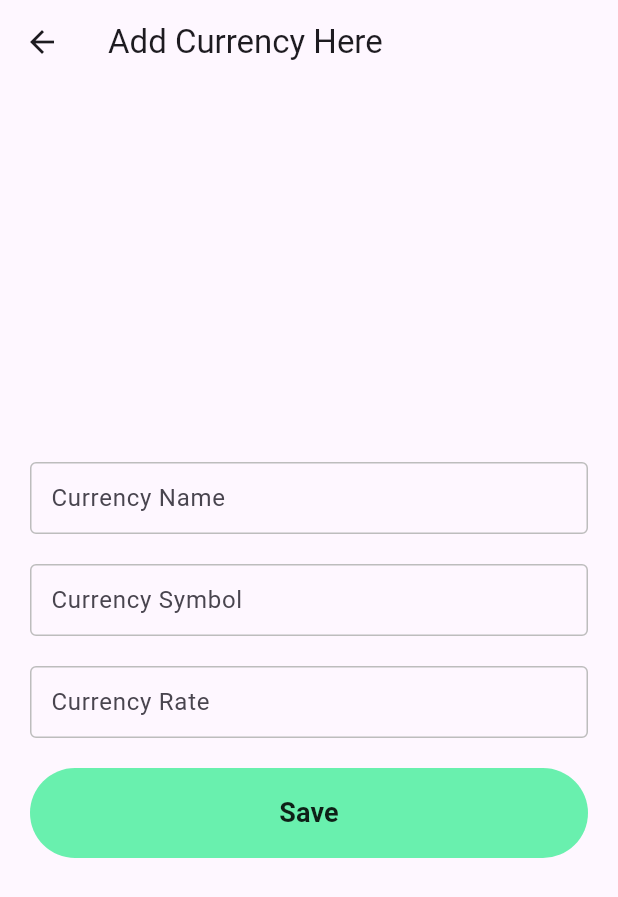
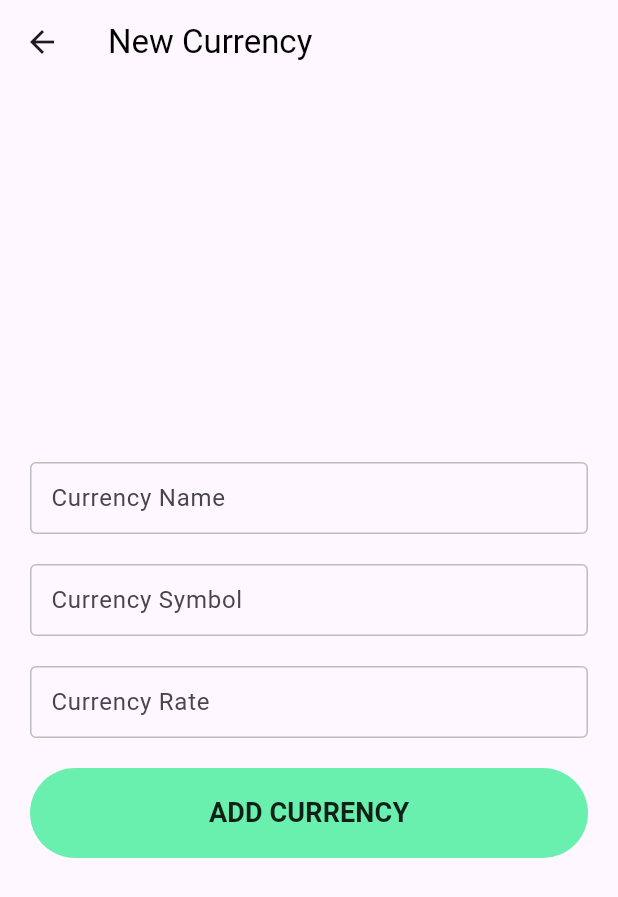
Before and after one commit to ShadenD/task1, a Flutter app: the AddCurr screen opened by its route, on a phone screen of 412 x 824 dp. Shown: the top 897 px of the screen. Run offline on Flutter 3.47's test engine with Material 3 defaults, Android fonts, the phone set to English and light mode, and no system bars; our stand-ins replace animate_do, badges, firebase_auth, firebase_core, firebase_messaging, flutter_local_notifications and 11 more; missing offline and left inert: dart:ffi, date_time, flutter_facebook_auth, flutter_pdfview; accounts and stored records are empty.

Commit message:
first commit

```diff
--- /dev/null
+++ b/lib/controller/notificationController.dart
@@ -0,0 +1,36 @@
+// ignore_for_file: file_names
+
+import 'package:get/get.dart';
+import 'package:welcom/model/notificationMessage.dart';
+
+class NotificationController extends GetxController {
+  RxString titleo = ''.obs;
+  RxString bodyo = ''.obs;
+  Map<String, dynamic> payload = <String, dynamic>{}.obs;
+  RxList v = [].obs;
+  RxInt count = 0.obs;
+
+  values1(NotificationModel notifi) {
+    titleo.value = notifi.title;
+    bodyo.value = notifi.body;
+    payload = notifi.payload;
+    add();
+  }
+
+  add() {
+    v.add(NotificationModel(
+        title: titleo.value, body: bodyo.value, payload: payload));
+  }
+
+  increase() {
+    count.value++;
+  }
+
+  zero() {
+    count.value = 0;
+  }
+
+  decrease() {
+    count.value--;
+  }
+}
--- a/lib/controller/sidebarcontroller.dart
+++ b/lib/controller/sidebarcontroller.dart
@@ -1,5 +1,4 @@
 // ignore_for_file: avoid_print
-
 import 'package:flutter/material.dart';
 import 'package:get/get.dart';
 import 'package:google_sign_in/google_sign_in.dart';
@@ -9,7 +8,6 @@ import 'package:welcom/view/OrderPage.dart';
 import 'package:welcom/view/login2.dart';
 import 'package:welcom/view/signup1.dart';
 import 'package:welcom/view/userPage.dart';
-
 class SideBarController extends GetxController {
   RxInt index = 0.obs;
   RxString text = ''.obs;
@@ -23,7 +21,6 @@ class SideBarController extends GetxController {
     }
     return text.value;
   }
-
   Future<void> handleSignOut() => GoogleSignIn().disconnect();
   logout() {
     return IconButton(
@@ -34,7 +31,6 @@ class SideBarController extends GetxController {
         },
         icon: const Icon(Icons.logout));
   }
-
   add() {
     if (index.value == 0) {
       return IconButton(
@@ -50,4 +46,5 @@ class SideBarController extends GetxController {
     Currency(),
     Orders(),
   ].obs;
+
 }
--- /dev/null
+++ b/lib/model/notificationMessage.dart
@@ -0,0 +1,13 @@
+// ignore_for_file: file_names
+
+class NotificationModel {
+  final String title;
+  final String body;
+  final Map<String, dynamic> payload;
+
+  NotificationModel({
+    required this.title,
+    required this.body,
+    required this.payload,
+  });
+}
--- a/lib/view/CurrencyPage.dart
+++ b/lib/view/CurrencyPage.dart
@@ -2,6 +2,7 @@
 import 'package:flutter/material.dart';
 import 'package:get/get.dart';
 import 'package:welcom/controller/currencyController.dart';
+import 'package:welcom/controller/notificationController.dart';
 import 'package:welcom/view/addCurrency.dart';
 
 // ignore: must_be_immutable
@@ -10,6 +11,8 @@ class Currency extends GetView<CurrencyController> {
   var scaffoldKey2 = GlobalKey<ScaffoldState>();
   TextEditingController teSeach1 = TextEditingController();
   CurrencyController controllerCurrency = Get.put(CurrencyController());
+  NotificationController notificationController =
+      Get.put(NotificationController());
   @override
   Widget build(BuildContext context) {
     return Scaffold(
@@ -20,6 +23,7 @@ class Currency extends GetView<CurrencyController> {
           child: const Icon(Icons.add),
           onPressed: () {
             Get.to(() => AddCurr());
+            // notificationController.decrease();
           }),
       body: Row(children: [
         Expanded(
--- a/lib/view/addCurrency.dart
+++ b/lib/view/addCurrency.dart
@@ -1,8 +1,9 @@
-// ignore_for_file: must_be_immutable, avoid_print, file_names, unnecessary_string_interpolations
-
+// ignore_for_file: must_be_immutable, avoid_print, file_names, unnecessary_string_interpolations, unused_element
 import 'package:flutter/material.dart';
 import 'package:get/get.dart';
+import 'package:welcom/api/firebase_notification.dart';
 import 'package:welcom/controller/currencyController.dart';
+import 'package:welcom/controller/notificationController.dart';
 import 'package:welcom/model/currency.dart';
 
 class AddCurr extends GetView<CurrencyController> {
@@ -11,7 +12,8 @@ class AddCurr extends GetView<CurrencyController> {
   TextEditingController controllerCurrSymbol = TextEditingController();
   TextEditingController controllerRate = TextEditingController();
   CurrencyController controllerCurr = Get.put(CurrencyController());
-
+  NotificationController notificationController =
+      Get.put(NotificationController());
   @override
   Widget build(BuildContext context) {
     if (Get.arguments != null) {
@@ -19,10 +21,21 @@ class AddCurr extends GetView<CurrencyController> {
       controllerCurrSymbol.text = Get.arguments['currencySymbol'];
       controllerRate.text = Get.arguments['rate'];
     }
-
     return Scaffold(
       appBar: AppBar(
-        title: const Text("Add Currency Here"),
+        title: Get.arguments == null
+            ? const Text(
+                'New Currency',
+                style: TextStyle(
+                  color: Colors.black,
+                ),
+              )
+            : const Text(
+                'Edit Currency',
+                style: TextStyle(
+                  color: Colors.black,
+                ),
+              ),
       ),
       body: Container(
         padding: const EdgeInsets.symmetric(horizontal: 20),
@@ -84,15 +97,22 @@ class AddCurr extends GetView<CurrencyController> {
                     currencyName: controllerCurrName.text,
                     currencySymbol: controllerCurrSymbol.text,
                     rate: double.parse(controllerRate.text));
-                // print(currency);
                 print(Get.arguments);
                 if (Get.arguments == null) {
                   await controller.insert('currency', currency1);
+                  await Notifications1()
+                      .sendMessage('hi', 'you add currency', 'aa');
+                  await Notifications1().initNotifications();
+                  notificationController.increase();
                 } else {
                   final int? currencyId =
                       int.parse(Get.arguments!['currencyId']);
                   await controller.updateCurrency(
                       'currency', currency1, currencyId!);
+                  await Notifications1()
+                      .sendMessage('hi', 'you update currency', 'aa');
+                  await Notifications1().initNotifications();
+                  notificationController.increase();
                 }
                 Get.back();
               },
@@ -100,10 +120,13 @@ class AddCurr extends GetView<CurrencyController> {
               elevation: 0,
               shape: RoundedRectangleBorder(
                   borderRadius: BorderRadius.circular(50)),
-              child: const Text(
-                "Save",
-                style: TextStyle(fontWeight: FontWeight.w600, fontSize: 18),
-              ),
+              child: Get.arguments == null
+                  ? const Text('ADD CURRENCY',
+                      style:
+                          TextStyle(fontWeight: FontWeight.w600, fontSize: 18))
+                  : const Text('SAVE CHANGES',
+                      style:
+                          TextStyle(fontWeight: FontWeight.w600, fontSize: 18)),
             ),
           ),
         ]),
```
Also changed, not shown: lib/api/firebase_notification.dart (added, +158 -0 lines), lib/controller/facebookController.dart (+49 -22 lines), lib/controller/logincontroller.dart (+14 -4 lines), lib/main.dart (+9 -0 lines), lib/view/addorder.dart (+12 -1 lines), lib/view/local_notifications.dart (added, +40 -0 lines), lib/view/sidebar.dart (+24 -0 lines), lib/view/signup1.dart (+18 -23 lines), pubspec.yaml (+9 -0 lines), pubspec.lock, 5 other files.
